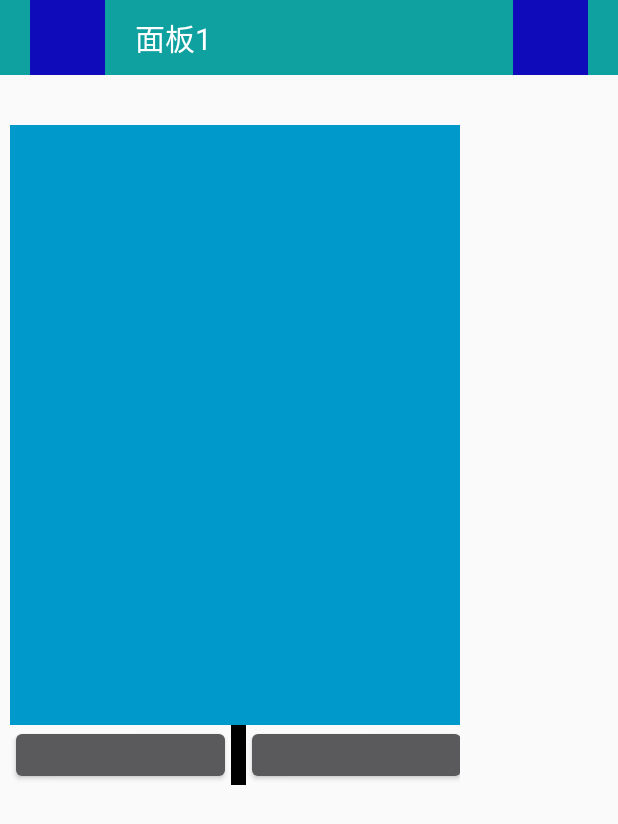
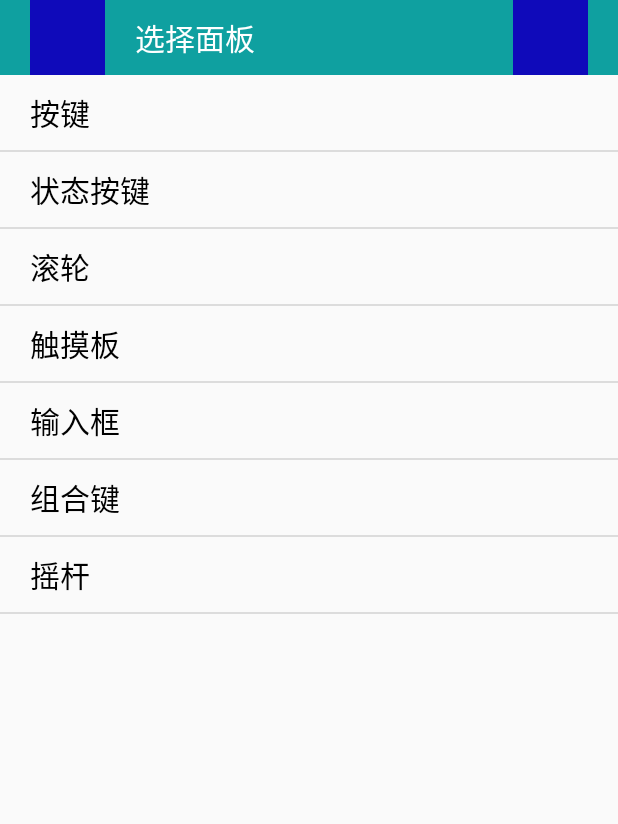
Before and after one commit to chazikaifa/RemoteControl, an Android app: the screen it shows after launch (PanelActivity before the commit, PanelListActivity after it), after a tap on "视图测试", on a phone screen of 412 x 824 dp. Shown: the top 824 px of the screen. Run offline under Robolectric (Android 15) with nearby library versions, the phone set to English and light mode, and no system bars; libraries missing offline, so code that uses them is left out: io.realm, io.realm.annotations, io.realm.internal; 22 statements that could not run were skipped.

Commit message:
视图测试完成
面板列表，面板Acitivity的连接完成，所有视图经过测试

```diff
--- a/RemoteControlClient/app/src/main/AndroidManifest.xml
+++ b/RemoteControlClient/app/src/main/AndroidManifest.xml
@@ -22,6 +22,7 @@
 
         <activity android:name=".TestActivity"/>
         <activity android:name=".PanelActivity"/>
+        <activity android:name=".PanelListActivity"/>
     </application>
 
 </manifest>
--- a/RemoteControlClient/app/src/main/java/chazi/remotecontrol/MainActivity.java
+++ b/RemoteControlClient/app/src/main/java/chazi/remotecontrol/MainActivity.java
@@ -64,7 +64,7 @@ public class MainActivity extends AppCompatActivity implements View.OnClickListe
                 bundle.putParcelable("panel",panel);
 
                 Intent intent = new Intent();
-                intent.setClass(MainActivity.this,PanelActivity.class);
+                intent.setClass(MainActivity.this,PanelListActivity.class);
                 intent.putExtras(bundle);
                 startActivity(intent);
             }
--- a/RemoteControlClient/app/src/main/java/chazi/remotecontrol/PanelActivity.java
+++ b/RemoteControlClient/app/src/main/java/chazi/remotecontrol/PanelActivity.java
@@ -11,9 +11,11 @@ import android.widget.RelativeLayout;
 import android.widget.TextView;
 import android.widget.Toast;
 
+import java.util.ArrayList;
 import java.util.List;
 
 import chazi.remotecontrol.WidgetView.MousePadView;
+import chazi.remotecontrol.WidgetView.WidgetView;
 import chazi.remotecontrol.db.RealmDb;
 import chazi.remotecontrol.entity.Panel;
 import chazi.remotecontrol.entity.Widget;
@@ -27,6 +29,7 @@ public class PanelActivity extends Activity {
     private Panel panel;
     private boolean backFlag = false;
     private List<Widget> widgetList;
+    private List<WidgetView> widgetViewList;
     private RelativeLayout panelView;
     private TextView title;
     private ImageView btn_edit,btn_back;
@@ -47,7 +50,7 @@ public class PanelActivity extends Activity {
             }
 
             widgetList = RealmDb.getWidgetsByPanelId(panel.getId());
-
+            widgetViewList = new ArrayList<>();
 
         } else {
             Toast.makeText(getApplicationContext(), "面板数据传输错误！", Toast.LENGTH_LONG).show();
@@ -77,35 +80,24 @@ public class PanelActivity extends Activity {
 
         panelView = (RelativeLayout) findViewById(R.id.panelView);
 
-        Widget widget = new Widget("1");
-        widget.setX(10);
-        widget.setY(50);
-        widget.setWidth(300);
-        widget.setHeight(400);
 
-        MousePadView testView = new MousePadView(getApplicationContext(),widget);
-        testView.setEdit(true);
-        testView.setFocus(true);
+        for(Widget widget:widgetList){
+            WidgetView v = WidgetView.Creator(getApplicationContext(),widget);
+            widgetViewList.add(v);
+            panelView.addView(v);
+        }
 
-        panelView.addView(testView);
-    }
-
-    public void AddWidgetView(Widget widget) {
-
-        View v = new View(PanelActivity.this);
-
-        v.setX(widget.getX());
-        v.setY(widget.getY());
-
-
-        RelativeLayout.LayoutParams lp = (RelativeLayout.LayoutParams) v.getLayoutParams();
-        lp.width = (int) widget.getWidth();
-        lp.height = (int) widget.getHeight();
-
-        v.setLayoutParams(lp);
-
-        addContentView(v, lp);
-
+//        Widget widget = new Widget("1");
+//
+//widget.setX(10);
+//        widget.setY(50);
+//        widget.setWidth(300);
+//        widget.setHeight(400);
+//        MousePadView testView = new MousePadView(getApplicationContext(),widget);
+//        testView.setEdit(true);
+//        testView.setFocus(true);
+//
+//        panelView.addView(testView);
     }
 
     @Override
--- /dev/null
+++ b/RemoteControlClient/app/src/main/java/chazi/remotecontrol/PanelListActivity.java
@@ -0,0 +1,239 @@
+package chazi.remotecontrol;
+
+import android.app.Activity;
+import android.app.Dialog;
+import android.content.Context;
+import android.content.Intent;
+import android.graphics.Color;
+import android.os.Bundle;
+import android.support.annotation.LayoutRes;
+import android.support.annotation.NonNull;
+import android.support.annotation.Nullable;
+import android.view.LayoutInflater;
+import android.view.View;
+import android.view.ViewGroup;
+import android.view.Window;
+import android.view.WindowManager;
+import android.widget.AdapterView;
+import android.widget.ArrayAdapter;
+import android.widget.ImageView;
+import android.widget.ListView;
+import android.widget.TextView;
+import android.widget.Toast;
+
+import java.util.List;
+
+import chazi.remotecontrol.db.RealmDb;
+import chazi.remotecontrol.entity.Panel;
+
+/**
+ * Created by 595056078 on 2017/5/1.
+ */
+
+public class PanelListActivity extends Activity implements AdapterView.OnItemClickListener,AdapterView.OnItemLongClickListener{
+
+    private List<Panel> panelList;
+    private ListView panelListView;
+    private PanelListAdapter adapter;
+    private ImageView btn_back,btn_edit;
+    private TextView title;
+
+    @Override
+    protected void onCreate(@Nullable Bundle savedInstanceState) {
+        super.onCreate(savedInstanceState);
+
+        setContentView(R.layout.activity_panel_list);
+
+        btn_back = (ImageView) findViewById(R.id.btn_back);
+        btn_edit = (ImageView) findViewById(R.id.btn_edit);
+        title = (TextView) findViewById(R.id.title);
+
+        btn_back.setOnClickListener(new View.OnClickListener() {
+            @Override
+            public void onClick(View v) {
+                finish();
+            }
+        });
+
+        btn_edit.setOnClickListener(new View.OnClickListener() {
+            @Override
+            public void onClick(View v) {
+                adapter.changeEdit();
+            }
+        });
+
+        panelListView = (ListView) findViewById(R.id.panel_list_view);
+
+//        panelList = RealmDb.getAllPanels();
+        panelList = RealmDb.getTestPanels();
+        adapter = new PanelListAdapter(getApplicationContext(),R.layout.item_panel,panelList);
+
+        panelListView.setAdapter(adapter);
+        panelListView.setOnItemClickListener(this);
+        panelListView.setOnItemLongClickListener(this);
+    }
+
+    @Override
+    public void onItemClick(AdapterView<?> parent, View view, int position, long id) {
+        Intent intent = new Intent();
+        intent.setClass(PanelListActivity.this,PanelActivity.class);
+        Bundle bundle = new Bundle();
+        bundle.putParcelable("panel",panelList.get(position));
+        intent.putExtras(bundle);
+        startActivity(intent);
+    }
+
+    @Override
+    public boolean onItemLongClick(AdapterView<?> parent, View view, int position, long id) {
+        PanelDialog panelDialog = new PanelDialog(getApplicationContext(),position);
+        panelDialog.show();
+
+        return false;
+    }
+
+    //列表的适配器
+    private class PanelListAdapter extends ArrayAdapter<Panel>{
+
+        private Context context;
+        private int res;
+        private List<Panel> panelList;
+        private boolean isEdit;
+
+        PanelListAdapter(@NonNull Context context, @LayoutRes int resource, @NonNull List<Panel> objects) {
+            super(context, resource, objects);
+
+            this.context = context;
+            res = resource;
+            panelList = objects;
+        }
+
+        @NonNull
+        @Override
+        public View getView(int position, @Nullable View convertView, @NonNull ViewGroup parent) {
+            final Panel panel = getItem(position);
+            ViewHolder viewHolder;
+            View view;
+
+            if (convertView == null){
+                view = LayoutInflater.from(context).inflate(res,null);
+                viewHolder = new ViewHolder();
+
+                viewHolder.name = (TextView) view.findViewById(R.id.panel_name);
+                viewHolder.btn_select = (ImageView) view.findViewById(R.id.btn_select);
+
+                view.setTag(viewHolder);
+            }
+            else{
+                view = convertView;
+                viewHolder = (ViewHolder) view.getTag();
+            }
+
+            viewHolder.name.setText(panel.getName()+"");
+            if(isEdit){
+                viewHolder.btn_select.setVisibility(View.VISIBLE);
+
+                if(panel.isSelect()){
+                    viewHolder.btn_select.setBackgroundColor(Color.GREEN);
+//                    viewHolder.btn_select.setImageResource();
+                }else {
+                    viewHolder.btn_select.setBackgroundColor(Color.GRAY);
+                }
+
+                viewHolder.btn_select.setOnClickListener(new View.OnClickListener() {
+                    @Override
+                    public void onClick(View v) {
+                        panel.setSelect(!panel.isSelect());
+                        notifyDataSetChanged();
+                    }
+                });
+
+
+            }else {
+                viewHolder.btn_select.setVisibility(View.GONE);
+            }
+
+            return view;
+        }
+
+        private void changeEdit(){
+            isEdit = !isEdit;
+            if(!isEdit){
+                for(Panel panel:panelList){
+                    panel.setSelect(false);
+                }
+            }
+            notifyDataSetChanged();
+        }
+
+        class ViewHolder {
+            TextView name;
+            ImageView btn_select;
+        }
+    }
+
+    //长按弹出选项
+    private class PanelDialog extends Dialog {
+
+        private TextView edit,copy,delete,export;
+        private Panel panel;
+        private int position;
+        private Context context;
+
+        public PanelDialog(@NonNull Context context,int index) {
+            super(context);
+
+            this.context = context;
+            this.position = index;
+            panel = panelList.get(position);
+
+            init();
+        }
+
+        private void init(){
+            //没有标题
+            requestWindowFeature(Window.FEATURE_NO_TITLE);
+            setContentView(R.layout.dialog_panel_menu);
+
+            //点击外部销毁
+            setCanceledOnTouchOutside(true);
+
+            //宽度为屏幕的5/6
+            int width = getWindow().getWindowManager().getDefaultDisplay().getWidth();
+            WindowManager.LayoutParams lp = getWindow().getAttributes();
+            lp.width = width/6*5;
+            getWindow().setAttributes(lp);
+
+            edit = (TextView) findViewById(R.id.edit);
+            copy = (TextView) findViewById(R.id.copy);
+            delete = (TextView) findViewById(R.id.delete);
+            export = (TextView) findViewById(R.id.export);
+
+            edit.setOnClickListener(myListener);
+            copy.setOnClickListener(myListener);
+            delete.setOnClickListener(myListener);
+            export.setOnClickListener(myListener);
+        }
+
+        private View.OnClickListener myListener = new View.OnClickListener() {
+            @Override
+            public void onClick(View v) {
+                int id = v.getId();
+                switch (id){
+                    case R.id.edit:
+                        Toast.makeText(context,"跳转编辑面板",Toast.LENGTH_SHORT).show();
+                        break;
+                    case R.id.copy:
+                        Toast.makeText(context,"复制面板",Toast.LENGTH_SHORT).show();
+                        break;
+                    case R.id.delete:
+                        Toast.makeText(context,"删除面板",Toast.LENGTH_SHORT).show();
+                        break;
+                    case R.id.export:
+                        Toast.makeText(context,"导出面板",Toast.LENGTH_SHORT).show();
+                        break;
+                }
+                dismiss();
+            }
+        };
+    }
+}
--- a/RemoteControlClient/app/src/main/java/chazi/remotecontrol/WidgetView/ButtonView.java
+++ b/RemoteControlClient/app/src/main/java/chazi/remotecontrol/WidgetView/ButtonView.java
@@ -31,7 +31,6 @@ public class ButtonView extends WidgetView {
                 break;
             }
         }
-
     }
 
     @Override
--- a/RemoteControlClient/app/src/main/java/chazi/remotecontrol/WidgetView/MousePadView.java
+++ b/RemoteControlClient/app/src/main/java/chazi/remotecontrol/WidgetView/MousePadView.java
@@ -29,16 +29,9 @@ public class MousePadView extends WidgetView{
     private TextView pad;
     private LinearLayout btn_ll;
     private Button btn_left, btn_right;
-    private ImageView spliter;
-    private float initX, initY, disX, disY;
 
-    private float dX,dY;
     private float baseDistance;
     private int baseWidth,baseHeight;
-
-    private boolean mouseMoved;
-    private int moveFingerId;
-
 
     public MousePadView(Context context, Widget widget) {
         super(context,widget);
@@ -86,7 +79,7 @@ public class MousePadView extends WidgetView{
         lp_left.setMargins(0, 0, 0, 0);
         btn_right.setLayoutParams(lp_right);
 
-        spliter = new ImageView(context);
+        ImageView spliter = new ImageView(context);
         int spliter_width = DensityUtil.dip2px(context,10);
         LinearLayout.LayoutParams lp_s = new LinearLayout.LayoutParams(spliter_width,btn_height);
         spliter.setLayoutParams(lp_s);
--- a/RemoteControlClient/app/src/main/java/chazi/remotecontrol/WidgetView/WheelView.java
+++ b/RemoteControlClient/app/src/main/java/chazi/remotecontrol/WidgetView/WheelView.java
@@ -1,6 +1,7 @@
 package chazi.remotecontrol.WidgetView;
 
 import android.content.Context;
+import android.graphics.Color;
 import android.view.MotionEvent;
 import android.widget.ImageView;
 import android.widget.LinearLayout;
@@ -39,6 +40,9 @@ public class WheelView extends WidgetView {
         LayoutParams lp = new LayoutParams(widget.getWidthInPx(context), widget.getHeightInPx(context));
         v.setLayoutParams(lp);
 
+        v.setBackgroundColor(Color.BLUE);
+
+        addView(v);
     }
 
     @Override
--- a/RemoteControlClient/app/src/main/java/chazi/remotecontrol/db/RealmDb.java
+++ b/RemoteControlClient/app/src/main/java/chazi/remotecontrol/db/RealmDb.java
@@ -8,6 +8,8 @@ import chazi.remotecontrol.entity.Panel;
 import chazi.remotecontrol.entity.Widget;
 import chazi.remotecontrol.utils.ContentCreator;
 import io.realm.Realm;
+import io.realm.Sort;
+
 import android.content.Context;
 
 import java.util.Collections;
@@ -105,8 +107,137 @@ public class RealmDb {
         realm.commitTransaction();
     }
 
-    public static List<Panel> getAllPanel(){
-        return realm.where(Panel.class).findAll();
+    public static List<Panel> getAllPanels(){
+        return realm.where(Panel.class).findAll().sort("order", Sort.ASCENDING);
+    }
+
+    //获取测试数据
+    public static List<Panel> getTestPanels(){
+
+        List<Panel> panels = realm.where(Panel.class).contains("id","test").findAll();
+
+        if(panels.isEmpty()) {
+
+            panels = new ArrayList<>();
+
+            realm.beginTransaction();
+
+            Panel panel1 = new Panel("test1", "按键", 1);
+            Panel panel2 = new Panel("test2", "状态按键", 2);
+            Panel panel3 = new Panel("test3", "滚轮", 3);
+            Panel panel4 = new Panel("test4", "触摸板", 4);
+            Panel panel5 = new Panel("test5", "输入框", 5);
+            Panel panel6 = new Panel("test6", "组合键", 6);
+            Panel panel7 = new Panel("test7", "摇杆", 7);
+
+            panels.add(panel1);
+            panels.add(panel2);
+            panels.add(panel3);
+            panels.add(panel4);
+            panels.add(panel5);
+            panels.add(panel6);
+            panels.add(panel7);
+
+            realm.copyToRealm(panels);
+
+            //按键
+            Widget widget = new Widget(panel1.getId());
+            widget.setType(1);
+            widget.setX(300);
+            widget.setY(300);
+            widget.setWidth(100);
+            widget.setHeight(50);
+            widget.setName("按键A");
+            widget.setContent(ContentCreator.key(ContentCreator.KEY_CLICK,ContentCreator.KEY_A));
+
+            realm.copyToRealm(widget);
+
+            //状态按键
+            widget = new Widget(panel2.getId());
+            widget.setType(2);
+            widget.setX(300);
+            widget.setY(300);
+            widget.setWidth(100);
+            widget.setHeight(50);
+            widget.setName("状态按键A");
+            widget.setContent(ContentCreator.key(ContentCreator.KEY_CLICK,ContentCreator.KEY_A));
+
+            realm.copyToRealm(widget);
+
+            //滚轮
+            widget = new Widget(panel3.getId());
+            widget.setType(3);
+            widget.setX(300);
+            widget.setY(300);
+            widget.setWidth(50);
+            widget.setHeight(200);
+            widget.setName("滚轮");
+            widget.setContent("sen~1");
+
+            realm.copyToRealm(widget);
+
+            //触摸板
+            widget = new Widget(panel4.getId());
+            widget.setType(4);
+            widget.setX(10);
+            widget.setY(50);
+            widget.setWidth(300);
+            widget.setHeight(400);
+            widget.setName("触摸板");
+            widget.setContent("");
+
+            realm.copyToRealm(widget);
+
+            //输入框
+            widget = new Widget(panel5.getId());
+            widget.setType(5);
+            widget.setX(5);
+            widget.setY(10);
+            widget.setWidth(300);
+            widget.setHeight(70);
+            widget.setName("输入框");
+            widget.setContent("");
+
+            realm.copyToRealm(widget);
+
+            //自定义按键
+            widget = new Widget(panel6.getId());
+            widget.setType(6);
+            widget.setX(300);
+            widget.setY(300);
+            widget.setWidth(100);
+            widget.setHeight(50);
+            widget.setName("呼叫任务管理器");
+
+            String content = "";
+            content = ContentCreator.key(ContentCreator.KEY_PRESS,ContentCreator.KEY_CTRL,content);
+            content = ContentCreator.key(ContentCreator.KEY_PRESS,ContentCreator.KEY_ALT,content);
+            content = ContentCreator.key(ContentCreator.KEY_PRESS,ContentCreator.KEY_DELETE,content);
+
+            content = ContentCreator.key(ContentCreator.KEY_RELEASE,ContentCreator.KEY_CTRL,content);
+            content = ContentCreator.key(ContentCreator.KEY_RELEASE,ContentCreator.KEY_ALT,content);
+            content = ContentCreator.key(ContentCreator.KEY_RELEASE,ContentCreator.KEY_DELETE,content);
+
+            widget.setContent(content);
+
+            realm.copyToRealm(widget);
+
+            //摇杆
+            widget = new Widget(panel7.getId());
+            widget.setType(7);
+            widget.setX(300);
+            widget.setY(300);
+            widget.setWidth(100);
+            widget.setHeight(100);
+            widget.setName("摇杆");
+            widget.setContent("");
+
+            realm.copyToRealm(widget);
+
+            realm.commitTransaction();
+        }
+
+        return panels;
     }
     //========================================================IP==================================================================================
 
--- a/RemoteControlClient/app/src/main/java/chazi/remotecontrol/entity/IP.java
+++ b/RemoteControlClient/app/src/main/java/chazi/remotecontrol/entity/IP.java
@@ -11,11 +11,11 @@ public class IP extends RealmObject {
     private int port;
 
     public IP(){
-        new IP("192.168.199.125",9999);
+        this("192.168.199.125",9999);
     }
 
     public IP(String ipAdr){
-        new IP(ipAdr,9999);
+        this(ipAdr,9999);
     }
 
     public IP(String ipAdr, int port) {
--- a/RemoteControlClient/app/src/main/java/chazi/remotecontrol/entity/Widget.java
+++ b/RemoteControlClient/app/src/main/java/chazi/remotecontrol/entity/Widget.java
@@ -42,19 +42,19 @@ public class Widget extends RealmObject {
 
     //这个构造函数生成的控件如果panelId不进行修改即只存为自定义控件
     public Widget(){
-        new Widget("-1");
+        this("-1");
     }
 
     public Widget(String panelId){
-        new Widget(panelId,0,0,0,0,0," "," ");
+        this(panelId,0,0,0,0,0," "," ");
     }
 
     public Widget(String panelId,float x,float y,float width,float height){
-        new Widget(panelId,x,y,width,height,0," "," ");
+        this(panelId,x,y,width,height,0," "," ");
     }
 
     public Widget(String panelId,float x,float y,float width,float height,int type){
-        new Widget(panelId,x,y,width,height,type," "," ");
+        this(panelId,x,y,width,height,type," "," ");
     }
 
     public Widget(String panelId, float x, float y, float width, float height, int type, String content, String name){
--- /dev/null
+++ b/RemoteControlClient/app/src/main/res/layout/activity_panel_list.xml
@@ -0,0 +1,47 @@
+<?xml version="1.0" encoding="utf-8"?>
+<LinearLayout xmlns:android="http://schemas.android.com/apk/res/android"
+    android:orientation="vertical" android:layout_width="match_parent"
+    android:layout_height="match_parent">
+
+    <RelativeLayout
+        android:id="@+id/tab_rl"
+        android:background="#0FA0A0"
+        android:layout_width="match_parent"
+        android:layout_height="50dp">
+
+        <ImageView
+            android:id="@+id/btn_back"
+            android:layout_width="50dp"
+            android:layout_height="50dp"
+            android:scaleType="fitCenter"
+            android:layout_marginLeft="20dp"
+            android:src="#0F0ABA"/>
+
+        <TextView
+            android:id="@+id/title"
+            android:layout_width="wrap_content"
+            android:layout_height="match_parent"
+            android:textColor="#FFFFFF"
+            android:gravity="center"
+            android:layout_toRightOf="@+id/btn_back"
+            android:layout_marginLeft="20dp"
+            android:textSize="20sp"
+            android:text="选择面板"/>
+
+        <ImageView
+            android:id="@+id/btn_edit"
+            android:layout_width="50dp"
+            android:layout_height="50dp"
+            android:scaleType="fitCenter"
+            android:layout_marginRight="20dp"
+            android:layout_alignParentRight="true"
+            android:src="#0F0ABA"/>
+    </RelativeLayout>
+
+    <ListView
+        android:id="@+id/panel_list_view"
+        android:layout_width="match_parent"
+        android:layout_height="match_parent">
+
+    </ListView>
+</LinearLayout>
--- /dev/null
+++ b/RemoteControlClient/app/src/main/res/layout/item_panel.xml
@@ -0,0 +1,25 @@
+<?xml version="1.0" encoding="utf-8"?>
+<RelativeLayout xmlns:android="http://schemas.android.com/apk/res/android"
+    android:layout_width="match_parent"
+    android:layout_height="wrap_content"
+    android:orientation="horizontal">
+
+    <TextView
+        android:id="@+id/panel_name"
+        android:layout_width="wrap_content"
+        android:layout_height="50dp"
+        android:gravity="center"
+        android:maxLines="1"
+        android:layout_marginLeft="20dp"
+        android:textColor="#000000"
+        android:textSize="20sp"
+        android:text="面板名字" />
+
+    <ImageView
+        android:id="@+id/btn_select"
+        android:layout_width="40dp"
+        android:layout_height="40dp"
+        android:layout_margin="5dp"
+        android:layout_alignParentRight="true"
+        android:src="@color/colorPrimaryDark" />
+</RelativeLayout>
```
Also changed, not shown: RemoteControlClient/app/src/main/java/chazi/remotecontrol/WidgetView/InputView.java (+14 -3 lines), RemoteControlClient/app/src/main/java/chazi/remotecontrol/WidgetView/RockerView.java (+62 -48 lines), RemoteControlClient/app/src/main/java/chazi/remotecontrol/entity/Panel.java (+19 -5 lines), RemoteControlClient/app/src/main/res/layout/dialog_panel_menu.xml (added, +64 -0 lines).
